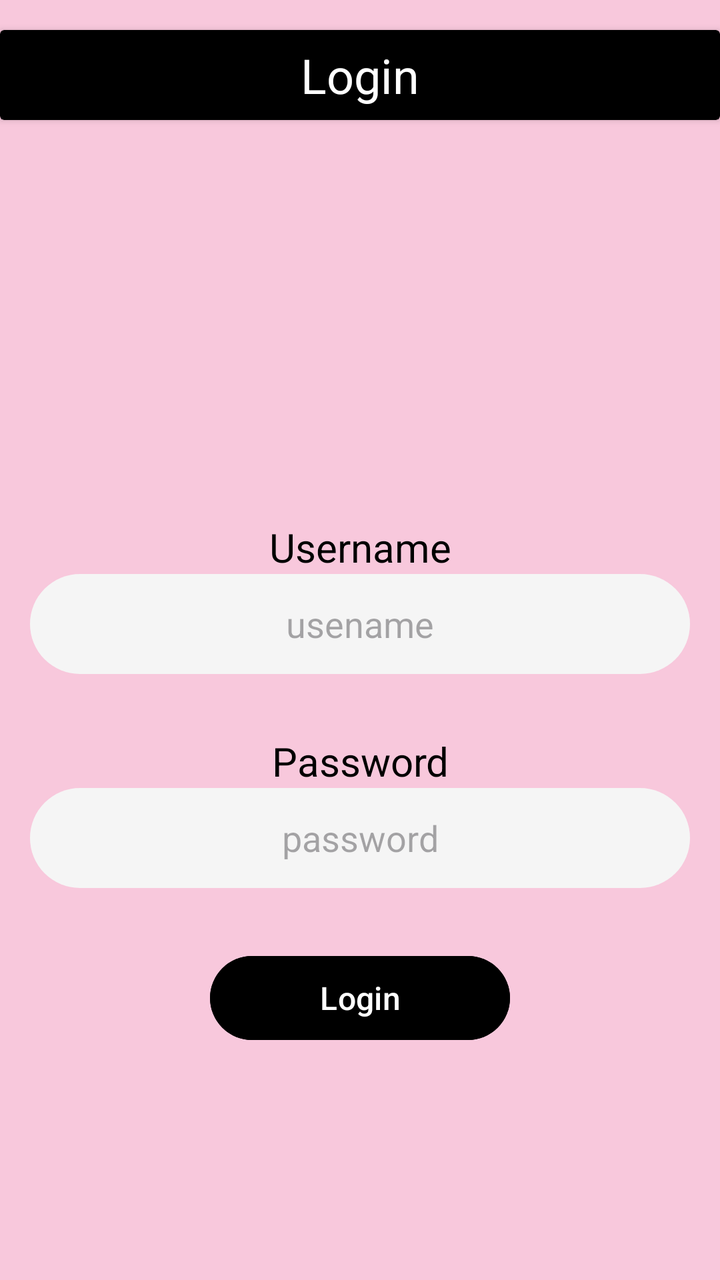
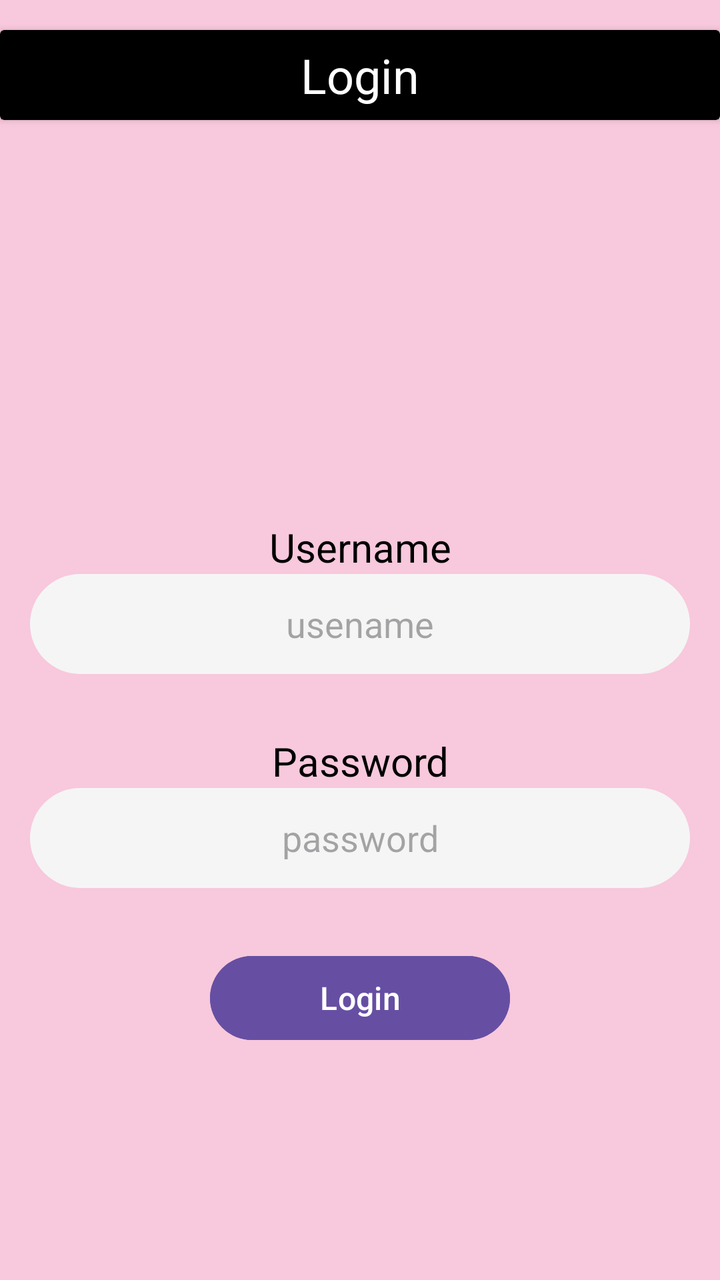

Before-and-after screenshots of an Android layout around one commit, followed by the original layout XML and the change that was made.
<!-- AndroidManifest.xml: application theme Theme.PiggyApp -->
<!-- res/layout/activity_login.xml -->
<?xml version="1.0" encoding="utf-8"?>
<androidx.constraintlayout.widget.ConstraintLayout xmlns:android="http://schemas.android.com/apk/res/android"
    xmlns:app="http://schemas.android.com/apk/res-auto"
    xmlns:tools="http://schemas.android.com/tools"
    android:id="@+id/main"
    android:layout_width="match_parent"
    android:layout_height="match_parent"
    android:background="@color/piggy_pink"
    tools:context=".LoginActivity">

    <LinearLayout
        android:layout_width="0dp"
        android:layout_height="match_parent"
        android:gravity="center_horizontal"
        android:orientation="vertical"
        app:layout_constraintEnd_toEndOf="parent"
        app:layout_constraintStart_toStartOf="parent">

        <Space
            android:layout_width="match_parent"
            android:layout_height="15dp" />

        <androidx.cardview.widget.CardView
            android:id="@+id/cardLogin"
            android:layout_width="match_parent"
            android:layout_height="45dp"
            app:cardBackgroundColor="@color/piggy_black">

            <TextView
                android:id="@+id/textView"
                android:layout_width="wrap_content"
                android:layout_height="wrap_content"
                android:layout_gravity="center_horizontal|center_vertical"
                android:text="Login"
                android:textColor="@color/piggy_white"
                android:textSize="24sp" />
        </androidx.cardview.widget.CardView>

        <Space
            android:layout_width="match_parent"
            android:layout_height="200dp" />

        <TextView
            android:id="@+id/txtUsername"
            android:layout_width="match_parent"
            android:layout_height="wrap_content"
            android:gravity="center_horizontal"
            android:text="Username"
            android:textColor="@color/piggy_black"
            android:textSize="20sp" />

        <EditText
            android:id="@+id/edtUsername"
            android:layout_width="330dp"
            android:layout_height="50dp"
            android:background="@drawable/rounded_corners"
            android:ems="10"
            android:gravity="center_horizontal|center_vertical"
            android:hint="usename"
            android:inputType="text" />

        <Space
            android:layout_width="match_parent"
            android:layout_height="30dp" />

        <TextView
            android:id="@+id/txtPassword"
            android:layout_width="match_parent"
            android:layout_height="wrap_content"
            android:gravity="center_horizontal"
            android:text="Password"
            android:textColor="@color/piggy_black"
            android:textSize="20sp" />

        <EditText
            android:id="@+id/edtPassword"
            android:layout_width="330dp"
            android:layout_height="50dp"
            android:background="@drawable/rounded_corners"
            android:ems="10"
            android:gravity="center_horizontal|center_vertical"
            android:hint="password"
            android:inputType="textPassword" />

        <Space
            android:layout_width="match_parent"
            android:layout_height="30dp" />

        <Button
            android:id="@+id/btnLogin"
            android:layout_width="150dp"
            android:layout_height="50dp"
            android:backgroundTint="@color/piggy_black"
            android:text="Login"
            android:textSize="16sp" />

    </LinearLayout>
</androidx.constraintlayout.widget.ConstraintLayout>
<!-- resources referenced by this layout -->
<resources>
  <color name="piggy_black">#000000</color>
  <color name="piggy_pink">#F8C8DC</color>
  <color name="piggy_white">#FFFFFF</color>
  <!-- drawable rounded_corners (drawable) -->
  <?xml version="1.0" encoding="utf-8"?>
  <shape xmlns:android="http://schemas.android.com/apk/res/android"
      android:shape="rectangle"
      android:padding="10dp">
  
      <solid android:color="@color/piggy_gray" />
      <corners
  
          android:radius="250dp"/>
  </shape>
  <style name="Theme.PiggyApp" parent="Base.Theme.PiggyApp" />
  <color name="piggy_gray">#F5F5F5</color>
  <style name="Base.Theme.PiggyApp" parent="Theme.Material3.DayNight.NoActionBar">
          
          
      </style>
</resources>

<!-- the commit's change to res/layout/activity_login.xml (unified diff, before → after) -->
@@ -90,8 +90,9 @@
             android:id="@+id/btnLogin"
             android:layout_width="150dp"
             android:layout_height="50dp"
-            android:backgroundTint="@color/piggy_black"
+            android:backgroundTint="@color/piggy_purple"
             android:text="Login"
+            android:textColor="@color/piggy_white"
             android:textSize="16sp" />
 
     </LinearLayout>
<!-- resource entries referenced after the edit -->
@@ -2,6 +2,7 @@
 <resources>
   <color name="piggy_black">#000000</color>
   <color name="piggy_pink">#F8C8DC</color>
+  <color name="piggy_purple">#664FA3</color>
   <color name="piggy_white">#FFFFFF</color>
   <!-- drawable rounded_corners (drawable) -->
   <?xml version="1.0" encoding="utf-8"?>
